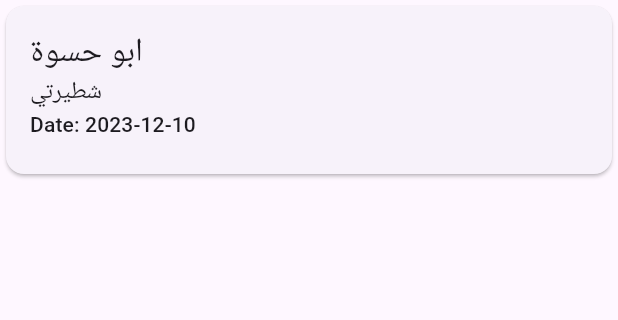
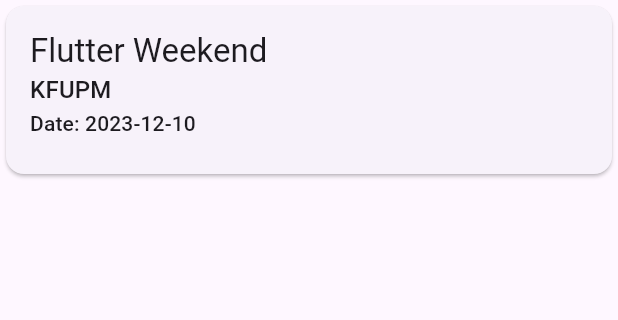
Before and after one commit to haidar1337/flutter-hackathon-uniapp-2023, a Flutter app: the screen it shows after launch, on a phone screen of 412 x 824 dp, the part 84-404 px from its top. Run offline on Flutter 3.47's test engine with Material 3 defaults, Android fonts, the phone set to English and light mode, and no system bars.

Commit message:
Modify EventPage

```diff
--- a/lib/main.dart
+++ b/lib/main.dart
@@ -16,8 +16,8 @@ class MyApp extends StatelessWidget {
       ),
       home: Event(
         eventData: EventData(
-          name: 'ابو حسوة',
-          location: 'شطيرتي',
+          name: 'Flutter Weekend',
+          location: 'KFUPM',
           date: DateTime.parse('2023-12-10'),
         ),
       ),
```
